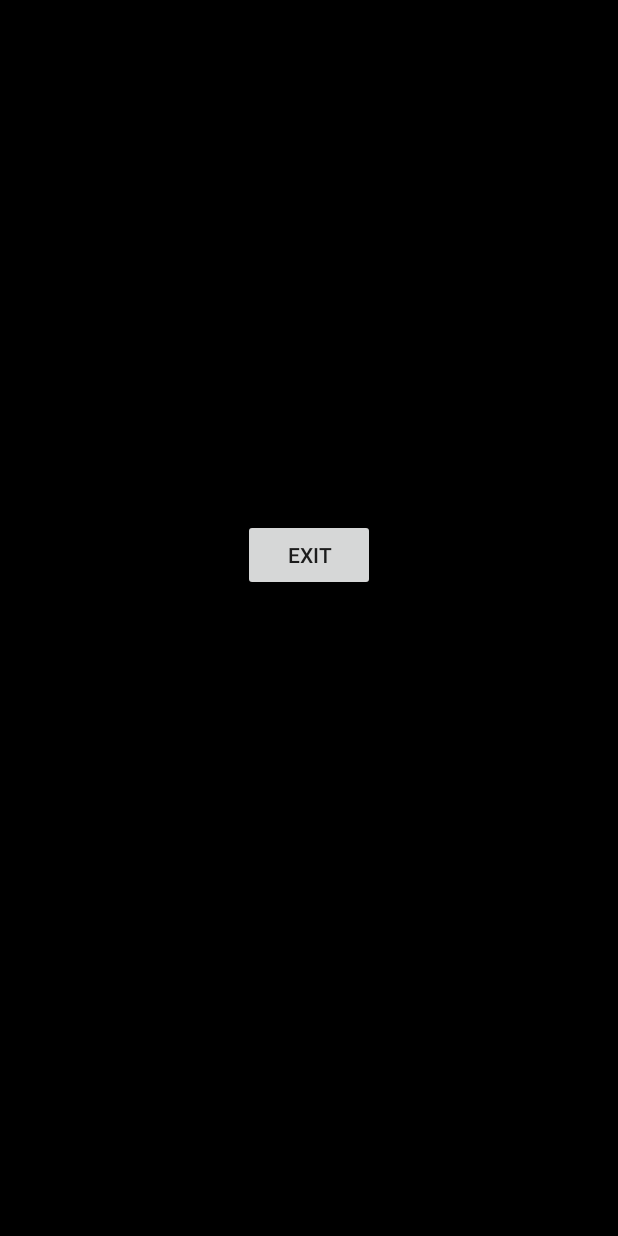
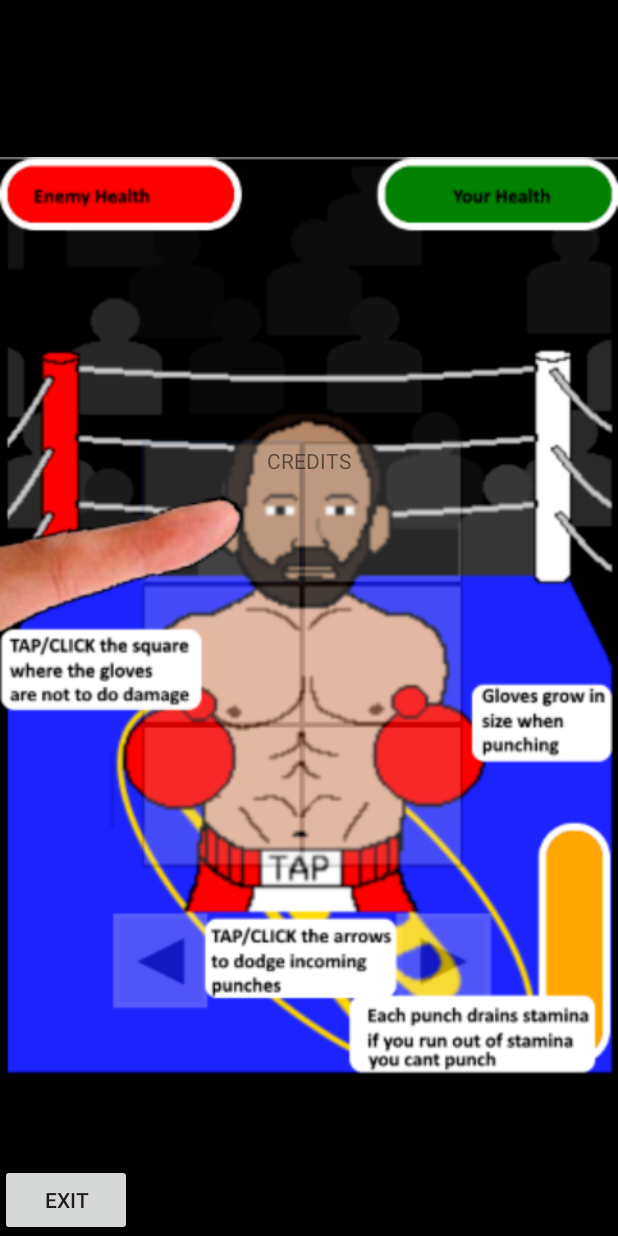
Before and after one commit to DrewVanD/TeamAwesomeGame, an Android app: the aboutPage screen opened directly, with no data from a screen before it, on a phone screen of 412 x 824 dp. Run offline under Robolectric (Android 15) with nearby library versions, the phone set to English and light mode, and no system bars.

Commit message:
Fight/Store/About screen

```diff
--- a/app/src/main/res/layout/activity_about_page.xml
+++ b/app/src/main/res/layout/activity_about_page.xml
@@ -1,22 +1,38 @@
 <?xml version="1.0" encoding="utf-8"?>
-<android.support.constraint.ConstraintLayout xmlns:android="http://schemas.android.com/apk/res/android"
+<RelativeLayout xmlns:android="http://schemas.android.com/apk/res/android"
     xmlns:app="http://schemas.android.com/apk/res-auto"
     xmlns:tools="http://schemas.android.com/tools"
     android:layout_width="match_parent"
     android:layout_height="match_parent"
     tools:context=".aboutPage">
 
+    <ImageView
+        android:id="@+id/imageView2"
+        android:layout_width="match_parent"
+        android:layout_height="match_parent"
+        android:layout_alignParentStart="true"
+        android:layout_alignParentTop="true"
+        app:srcCompat="@drawable/controlscreen" />
+
     <Button
         android:id="@+id/exitButton"
         android:layout_width="wrap_content"
         android:layout_height="wrap_content"
-        android:layout_marginEnd="162dp"
-        android:layout_marginLeft="161dp"
-        android:layout_marginRight="162dp"
-        android:layout_marginStart="161dp"
-        android:layout_marginTop="346dp"
+        android:layout_alignParentBottom="true"
+        android:layout_alignParentStart="true"
         android:text="Exit"
         app:layout_constraintEnd_toEndOf="parent"
+        app:layout_constraintHorizontal_bias="0.0"
         app:layout_constraintStart_toStartOf="parent"
         app:layout_constraintTop_toTopOf="parent" />
-</android.support.constraint.ConstraintLayout>
+
+    <TextView
+        android:id="@+id/textView2"
+        android:layout_width="wrap_content"
+        android:layout_height="wrap_content"
+        android:layout_alignParentTop="true"
+        android:layout_centerHorizontal="true"
+        android:layout_marginTop="297dp"
+        android:text="CREDITS" />
+
+</RelativeLayout>
--- a/app/src/main/res/layout/activity_player_stats.xml
+++ b/app/src/main/res/layout/activity_player_stats.xml
@@ -1,5 +1,5 @@
 <?xml version="1.0" encoding="utf-8"?>
-<android.support.constraint.ConstraintLayout xmlns:android="http://schemas.android.com/apk/res/android"
+<RelativeLayout xmlns:android="http://schemas.android.com/apk/res/android"
     xmlns:app="http://schemas.android.com/apk/res-auto"
     xmlns:tools="http://schemas.android.com/tools"
     android:layout_width="match_parent"
@@ -19,4 +19,4 @@
         app:layout_constraintEnd_toEndOf="parent"
         app:layout_constraintStart_toStartOf="parent"
         app:layout_constraintTop_toTopOf="parent" />
-</android.support.constraint.ConstraintLayout>
+</RelativeLayout>
```
Also changed, not shown: app/src/main/res/layout/activity_play_game.xml (+93 -7 lines), app/src/main/res/layout/activity_store_page.xml (+13 -7 lines), app/src/main/res/drawable/alexx.png (added), app/src/main/res/drawable/chris.png (added), app/src/main/res/drawable/drew.png (added), app/src/main/res/drawable/fightselectbackground.jpg (added), app/src/main/res/drawable/jeff.png (added), app/src/main/res/drawable/matt.png (added), app/src/main/res/drawable/metal.jpg (added), app/src/main/res/drawable/randy.png (added), app/src/main/res/drawable/steve.png (added), app/src/main/res/drawable/store.png (added).
